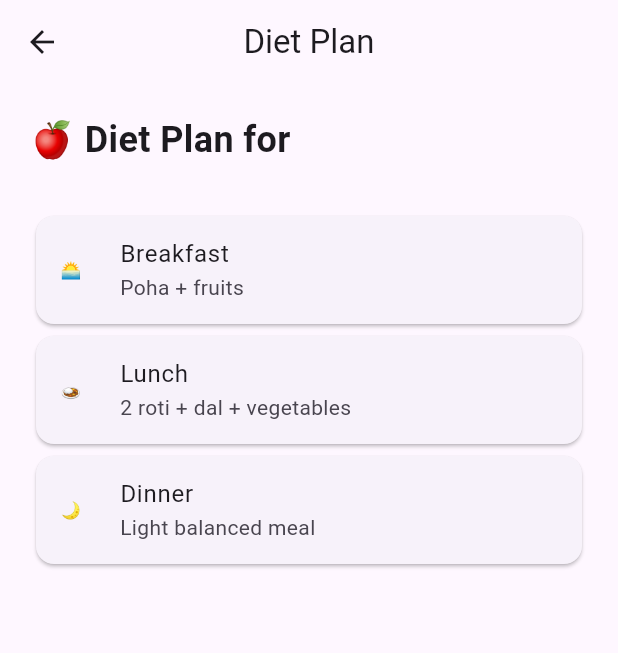
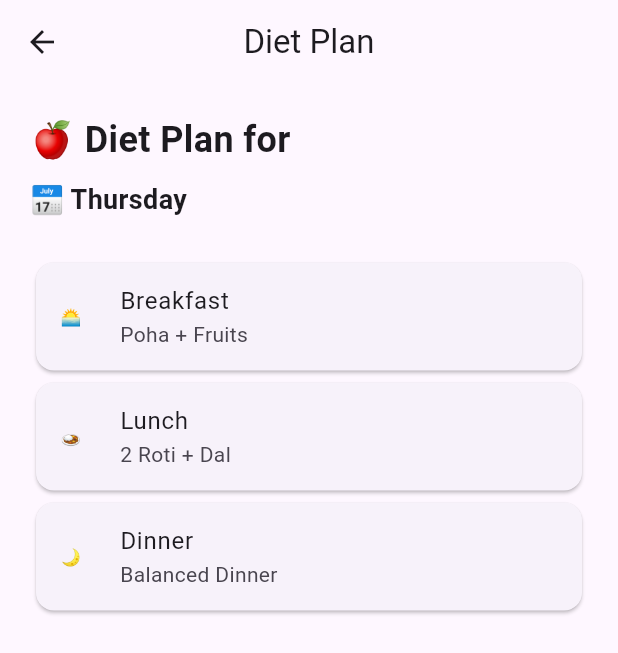
Before and after one commit to singhharsh5188-svg/ai_health_coach, a Flutter app: the DietPlanScreen screen opened directly, on a phone screen of 412 x 824 dp. Shown: the top 653 px of the screen. Run offline on Flutter 3.47's test engine with Material 3 defaults, Android fonts, the light colour scheme and no system bars.

Commit message:
Added daily diet plan

```diff
--- a/lib/diet_plan_screen.dart
+++ b/lib/diet_plan_screen.dart
@@ -6,60 +6,147 @@ class DietPlanScreen extends StatelessWidget {
 
   @override
   Widget build(BuildContext context) {
-
     String breakfast = '';
     String lunch = '';
     String dinner = '';
 
+    final today = DateTime.now().weekday;
+
     if (UserDataService.goal.toLowerCase().contains('lose')) {
+      switch (today) {
+        case 1:
+          breakfast = 'Oats + 2 Eggs';
+          lunch = '2 Roti + Dal + Salad';
+          dinner = 'Paneer + Vegetables';
+          break;
 
-      breakfast = 'Oats + 2 eggs + fruits';
+        case 2:
+          breakfast = 'Poha + Fruits';
+          lunch = 'Brown Rice + Dal';
+          dinner = 'Paneer Salad';
+          break;
 
-      lunch = '2 roti + dal + salad';
+        case 3:
+          breakfast = 'Upma + Green Tea';
+          lunch = '2 Roti + Sabzi';
+          dinner = 'Soup + Salad';
+          break;
 
-      dinner = 'Paneer + vegetables';
+        case 4:
+          breakfast = 'Sprouts + Fruits';
+          lunch = 'Dal + Rice';
+          dinner = 'Paneer + Vegetables';
+          break;
 
+        case 5:
+          breakfast = 'Besan Chilla';
+          lunch = '2 Roti + Dal';
+          dinner = 'Vegetable Soup';
+          break;
+
+        case 6:
+          breakfast = 'Eggs + Toast';
+          lunch = 'Rice + Chicken/Paneer';
+          dinner = 'Salad Bowl';
+          break;
+
+        case 7:
+          breakfast = 'Healthy Cheat Meal';
+          lunch = 'Balanced Indian Meal';
+          dinner = 'Light Dinner';
+          break;
+      }
     } else if (UserDataService.goal.toLowerCase().contains('gain')) {
+      switch (today) {
+        case 1:
+          breakfast = '4 Eggs + Banana Shake';
+          lunch = 'Rice + Chicken';
+          dinner = 'Paneer + Rice';
+          break;
 
-      breakfast = '4 eggs + milk + banana';
+        case 2:
+          breakfast = 'Peanut Butter Toast';
+          lunch = 'Chicken + Rice';
+          dinner = 'Paneer + Milk';
+          break;
 
-      lunch = 'Rice + chicken + curd';
+        case 3:
+          breakfast = 'Oats + Milk + Banana';
+          lunch = 'Rice + Dal';
+          dinner = 'Paneer + Roti';
+          break;
 
-      dinner = 'Paneer + rice + vegetables';
+        case 4:
+          breakfast = 'Egg Omelette + Toast';
+          lunch = 'Chicken + Rice';
+          dinner = 'Milk + Paneer';
+          break;
 
+        case 5:
+          breakfast = 'Banana Shake';
+          lunch = 'Rice + Chicken';
+          dinner = 'Paneer + Rice';
+          break;
+
+        case 6:
+          breakfast = 'Eggs + Oats';
+          lunch = 'Chicken + Dal';
+          dinner = 'Paneer + Milk';
+          break;
+
+        case 7:
+          breakfast = 'Flexible High-Calorie Meal';
+          lunch = 'Balanced Meal';
+          dinner = 'Protein Rich Dinner';
+          break;
+      }
     } else {
+      breakfast = 'Poha + Fruits';
+      lunch = '2 Roti + Dal';
+      dinner = 'Balanced Dinner';
+    }
 
-      breakfast = 'Poha + fruits';
-
-      lunch = '2 roti + dal + vegetables';
-
-      dinner = 'Light balanced meal';
-    }
+    List<String> days = [
+      '',
+      'Monday',
+      'Tuesday',
+      'Wednesday',
+      'Thursday',
+      'Friday',
+      'Saturday',
+      'Sunday'
+    ];
 
     return Scaffold(
       appBar: AppBar(
         title: const Text('Diet Plan'),
         centerTitle: true,
       ),
-
       body: Padding(
         padding: const EdgeInsets.all(20),
-
+        child: SingleChildScrollView(
           child: Column(
             crossAxisAlignment: CrossAxisAlignment.start,
-
             children: [
-
               Text(
                 '🍎 Diet Plan for ${UserDataService.name}',
-
                 style: const TextStyle(
                   fontSize: 24,
                   fontWeight: FontWeight.bold,
                 ),
               ),
 
-            const SizedBox(height: 30),
+              const SizedBox(height: 10),
+
+              Text(
+                '📅 ${days[today]}',
+                style: const TextStyle(
+                  fontSize: 18,
+                  fontWeight: FontWeight.w600,
+                ),
+              ),
+
+              const SizedBox(height: 25),
 
               Card(
                 child: ListTile(
@@ -87,6 +174,7 @@ class DietPlanScreen extends StatelessWidget {
             ],
           ),
         ),
+      ),
     );
   }
 }
```
Lines whose indentation alone changed are shown as unchanged.
